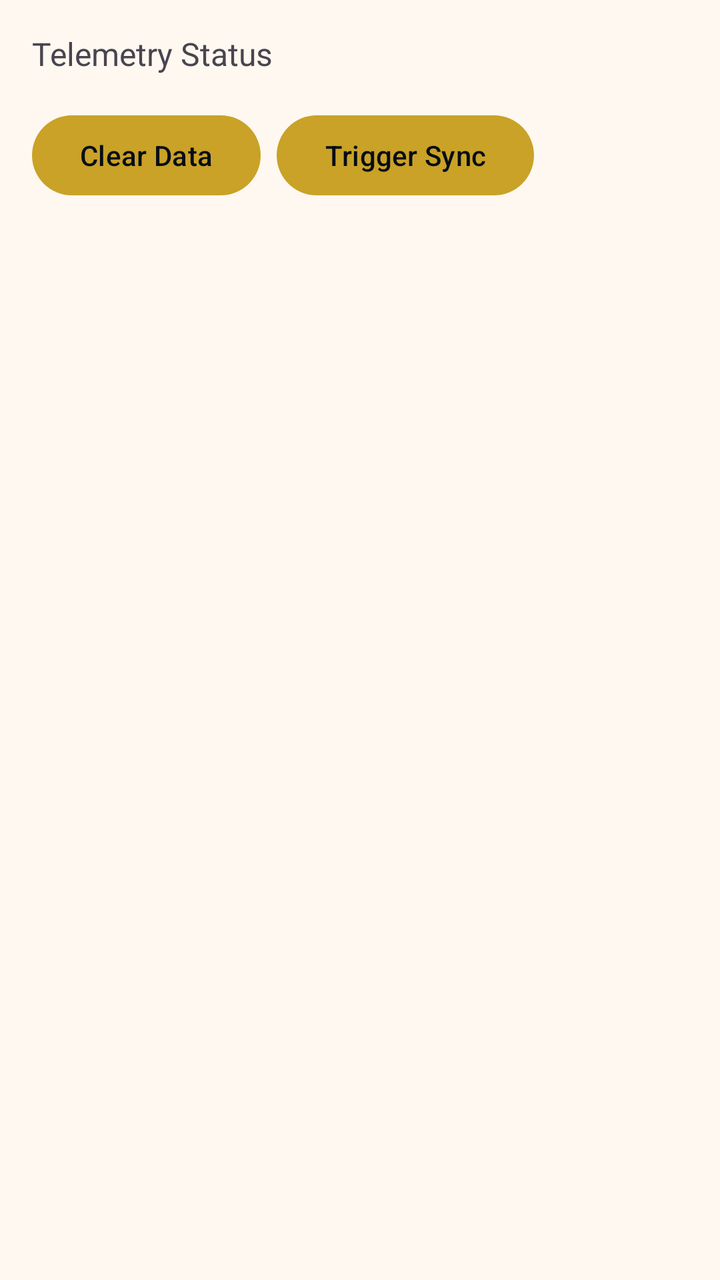
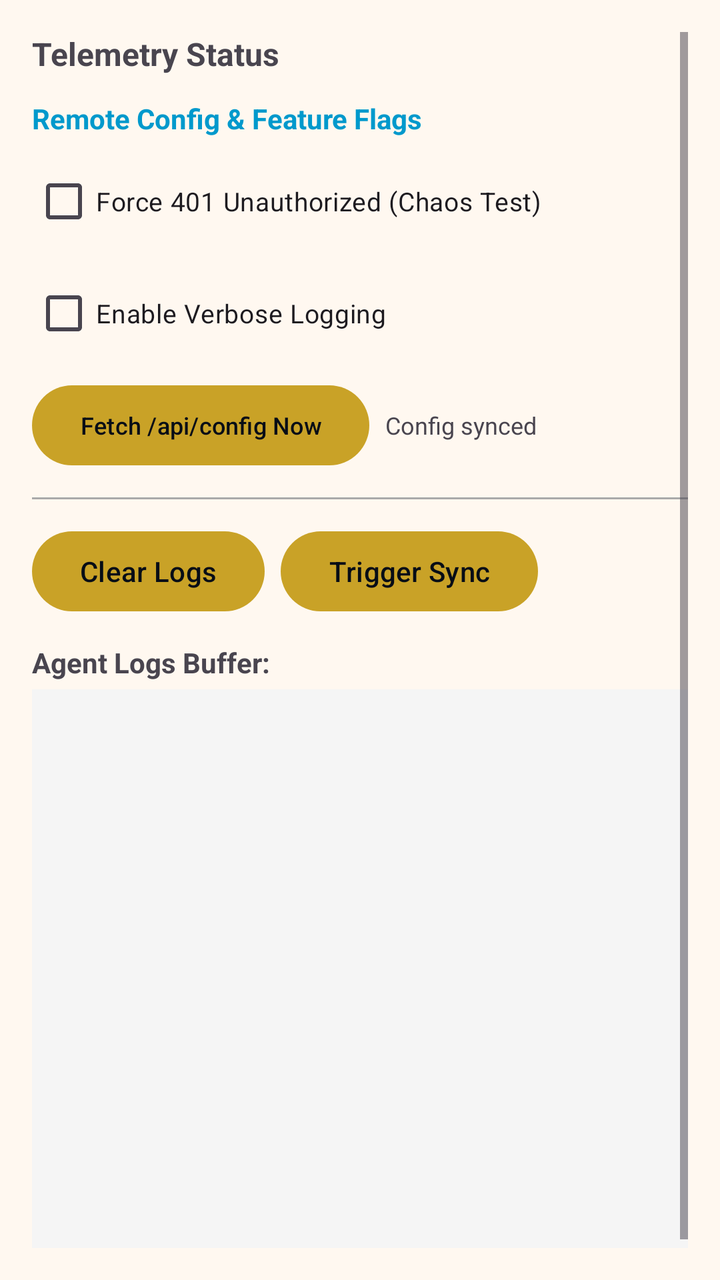

An Android layout rendered at two revisions. The XML below is the earlier revision; the diff shows what the commit changed to produce the second picture.
<!-- AndroidManifest.xml: activity theme Theme.MosqueDND -->
<!-- res/layout/activity_debug_drawer.xml -->
<?xml version="1.0" encoding="utf-8"?>
<LinearLayout xmlns:android="http://schemas.android.com/apk/res/android"
    android:layout_width="match_parent"
    android:layout_height="match_parent"
    android:orientation="vertical"
    android:padding="16dp">

    <TextView
        android:id="@+id/telemetry_status"
        android:layout_width="match_parent"
        android:layout_height="wrap_content"
        android:text="Telemetry Status"
        android:textSize="16sp"
        android:paddingBottom="16dp" />

    <LinearLayout
        android:layout_width="match_parent"
        android:layout_height="wrap_content"
        android:orientation="horizontal">

        <Button
            android:id="@+id/btn_clear_data"
            android:layout_width="wrap_content"
            android:layout_height="wrap_content"
            android:text="Clear Data" />

        <Button
            android:id="@+id/btn_trigger_sync"
            android:layout_width="wrap_content"
            android:layout_height="wrap_content"
            android:text="Trigger Sync"
            android:layout_marginStart="8dp" />
    </LinearLayout>

    <TextView
        android:id="@+id/logs_view"
        android:layout_width="match_parent"
        android:layout_height="match_parent"
        android:layout_marginTop="16dp"
        android:textSize="12sp"
        android:scrollbars="vertical" />
</LinearLayout>
<!-- resources referenced by this layout -->
<resources>
  <style name="Theme.MosqueDND" parent="Theme.Material3.DayNight.NoActionBar">
          
          <item name="colorPrimary">@color/gold_primary</item>
          
          <item name="colorOnPrimary">@color/navy_dark</item>
          <item name="colorPrimaryContainer">@color/gold_light</item>
          <item name="colorOnPrimaryContainer">@color/navy_dark</item>
          <item name="colorSecondary">@color/gold_dark</item>
          <item name="colorOnSecondary">@color/white</item>
  
          
          <item name="android:colorBackground">@color/light_background</item>
          <item name="colorSurface">@color/light_surface</item>
          <item name="colorOnSurface">@color/light_on_surface</item>
          <item name="colorOnBackground">@color/light_on_background</item>
          <item name="colorSurfaceVariant">@color/light_surface_variant</item>
          <item name="colorOnSurfaceVariant">@color/light_on_surface_variant</item>
  
          
          <item name="colorTitle">@color/gold_dark_accessible</item>
          <item name="colorHijriDate">@color/gold_dark_accessible</item>
          <item name="colorAccentText">@color/gold_dark_accessible</item>
  
          
          <item name="colorCalibrationDotHigh">#2E7D32</item>
          <item name="colorCalibrationDotMedium">#F9A825</item>
          <item name="colorCalibrationDotLow">#C62828</item>
  
          
          <item name="colorCompassBg">@color/compass_bg</item>
          <item name="colorCompassGoldPrimary">@color/compass_gold_primary</item>
          <item name="colorCompassGoldLight">@color/compass_gold_light</item>
          <item name="colorCompassGoldDark">@color/compass_gold_dark</item>
          <item name="colorCompassIvory">@color/compass_ivory</item>
          <item name="colorCompassEmerald">@color/compass_emerald</item>
          <item name="colorCompassKaabaBody">@color/compass_kaaba_body</item>
          <item name="colorCompassKaabaRoof">@color/compass_kaaba_roof</item>
      </style>
  <color name="gold_primary">#c9a227</color>
  <color name="navy_dark">#060d16</color>
  <color name="gold_light">#e0bc4a</color>
  <color name="gold_dark">#9a7a1d</color>
  <color name="white">#FFFFFFFF</color>
  <color name="light_background">#FFF8F0</color>
  <color name="light_surface">#FFFFFF</color>
  <color name="light_on_surface">#1C1B1F</color>
  <color name="light_on_background">#1C1B1F</color>
  <color name="light_surface_variant">#E7E0EC</color>
  <color name="light_on_surface_variant">#49454F</color>
  <color name="gold_dark_accessible">#7A6215</color>
  <color name="compass_bg">#2C3E50</color>
  <color name="compass_gold_primary">#D4AF37</color>
  <color name="compass_gold_light">#F5E6A3</color>
  <color name="compass_gold_dark">#8B6914</color>
  <color name="compass_ivory">#F5F0E1</color>
  <color name="compass_emerald">#007B5E</color>
  <color name="compass_kaaba_body">#5A5A5A</color>
  <color name="compass_kaaba_roof">#D4AF37</color>
</resources>

<!-- the commit's change to res/layout/activity_debug_drawer.xml (unified diff, before → after) -->
@@ -1,42 +1,131 @@
 <?xml version="1.0" encoding="utf-8"?>
-<LinearLayout xmlns:android="http://schemas.android.com/apk/res/android"
+<ScrollView xmlns:android="http://schemas.android.com/apk/res/android"
     android:layout_width="match_parent"
     android:layout_height="match_parent"
-    android:orientation="vertical"
     android:padding="16dp">
-
-    <TextView
-        android:id="@+id/telemetry_status"
-        android:layout_width="match_parent"
-        android:layout_height="wrap_content"
-        android:text="Telemetry Status"
-        android:textSize="16sp"
-        android:paddingBottom="16dp" />
 
     <LinearLayout
         android:layout_width="match_parent"
         android:layout_height="wrap_content"
-        android:orientation="horizontal">
+        android:orientation="vertical">
 
-        <Button
-            android:id="@+id/btn_clear_data"
-            android:layout_width="wrap_content"
+        <TextView
+            android:id="@+id/telemetry_status"
+            android:layout_width="match_parent"
             android:layout_height="wrap_content"
-            android:text="Clear Data" />
+            android:text="Telemetry Status"
+            android:textSize="16sp"
+            android:textStyle="bold"
+            android:paddingBottom="12dp" />
 
-        <Button
-            android:id="@+id/btn_trigger_sync"
-            android:layout_width="wrap_content"
+        
+        <TextView
+            android:layout_width="match_parent"
             android:layout_height="wrap_content"
-            android:text="Trigger Sync"
-            android:layout_marginStart="8dp" />
+            android:text="Remote Config &amp; Feature Flags"
+            android:textSize="14sp"
+            android:textStyle="bold"
+            android:textColor="@android:color/holo_blue_dark"
+            android:paddingBottom="8dp" />
+
+        <LinearLayout
+            android:layout_width="match_parent"
+            android:layout_height="wrap_content"
+            android:orientation="horizontal"
+            android:gravity="center_vertical"
+            android:paddingBottom="8dp">
+
+            <CheckBox
+                android:id="@+id/cb_force_401"
+                android:layout_width="0dp"
+                android:layout_height="wrap_content"
+                android:layout_weight="1"
+                android:text="Force 401 Unauthorized (Chaos Test)"
+                android:textSize="13sp" />
+        </LinearLayout>
+
+        <LinearLayout
+            android:layout_width="match_parent"
+            android:layout_height="wrap_content"
+            android:orientation="horizontal"
+            android:gravity="center_vertical"
+            android:paddingBottom="8dp">
+
+            <CheckBox
+                android:id="@+id/cb_verbose_logging"
+                android:layout_width="0dp"
+                android:layout_height="wrap_content"
+                android:layout_weight="1"
+                android:text="Enable Verbose Logging"
+                android:textSize="13sp" />
+        </LinearLayout>
+
+        <LinearLayout
+            android:layout_width="match_parent"
+            android:layout_height="wrap_content"
+            android:orientation="horizontal"
+            android:gravity="center_vertical"
+            android:paddingBottom="12dp">
+
+            <Button
+                android:id="@+id/btn_fetch_config"
+                android:layout_width="wrap_content"
+                android:layout_height="wrap_content"
+                android:text="Fetch /api/config Now"
+                android:textSize="12sp" />
+
+            <TextView
+                android:id="@+id/tv_config_status"
+                android:layout_width="0dp"
+                android:layout_height="wrap_content"
+                android:layout_weight="1"
+                android:layout_marginStart="8dp"
+                android:text="Config synced"
+                android:textSize="12sp" />
+        </LinearLayout>
+
+        <View
+            android:layout_width="match_parent"
+            android:layout_height="1dp"
+            android:background="@android:color/darker_gray"
+            android:layout_marginBottom="12dp" />
+
+        <LinearLayout
+            android:layout_width="match_parent"
+            android:layout_height="wrap_content"
+            android:orientation="horizontal"
+            android:paddingBottom="12dp">
+
+            <Button
+                android:id="@+id/btn_clear_data"
+                android:layout_width="wrap_content"
+                android:layout_height="wrap_content"
+                android:text="Clear Logs" />
+
+            <Button
+                android:id="@+id/btn_trigger_sync"
+                android:layout_width="wrap_content"
+                android:layout_height="wrap_content"
+                android:text="Trigger Sync"
+                android:layout_marginStart="8dp" />
+        </LinearLayout>
+
+        <TextView
+            android:layout_width="match_parent"
+            android:layout_height="wrap_content"
+            android:text="Agent Logs Buffer:"
+            android:textSize="14sp"
+            android:textStyle="bold"
+            android:paddingBottom="4dp" />
+
+        <TextView
+            android:id="@+id/logs_view"
+            android:layout_width="match_parent"
+            android:layout_height="300dp"
+            android:textSize="11sp"
+            android:background="#FFF5F5F5"
+            android:padding="8dp"
+            android:scrollbars="vertical" />
+
     </LinearLayout>
-
-    <TextView
-        android:id="@+id/logs_view"
-        android:layout_width="match_parent"
-        android:layout_height="match_parent"
-        android:layout_marginTop="16dp"
-        android:textSize="12sp"
-        android:scrollbars="vertical" />
-</LinearLayout>
+</ScrollView>
